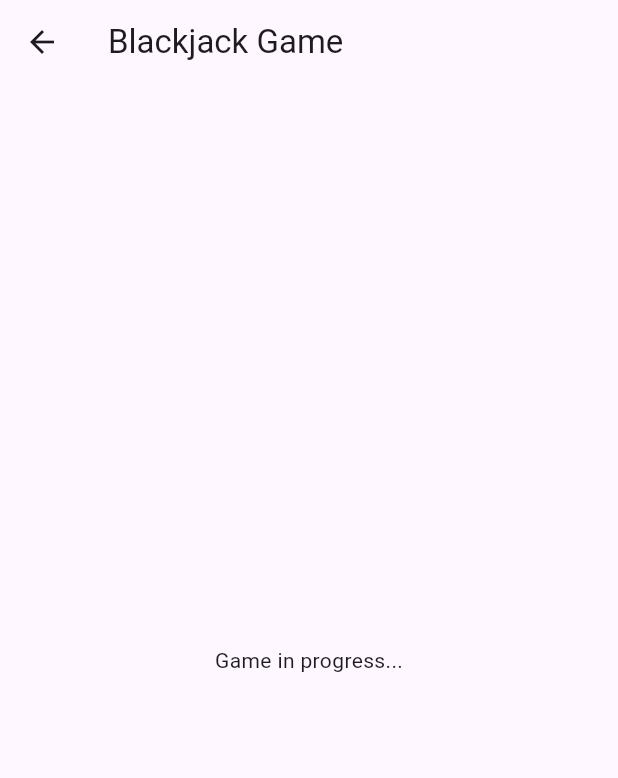
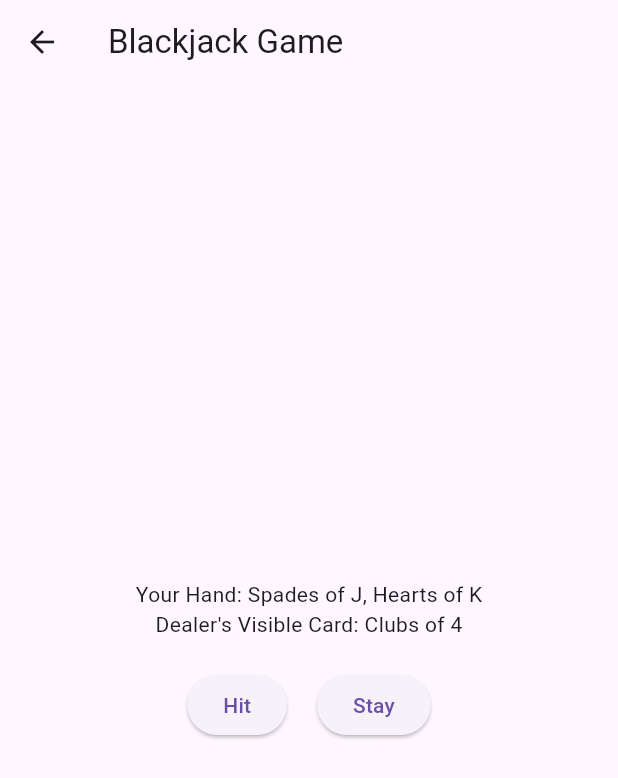
Before and after one commit to Anthonyl14201/Trident-Blackjack, a Flutter app: the screen it shows after launch, after a tap on "Test your skills", on a phone screen of 412 x 824 dp. Shown: the top 778 px of the screen. Run offline on Flutter 3.47's test engine with Material 3 defaults, Android fonts, the phone set to English and light mode, and no system bars.

Commit message:
Basic BJ functionality
BUG: Ace still counts as 11
TODO: show what the dealer got drawing to 17 or higher

```diff
--- /dev/null
+++ b/trident_blackjack/lib/models/deck.dart
@@ -0,0 +1,53 @@
+class PlayingCard {
+  String rank;  // e.g., "A", "2", "3", "J", "Q", "K"
+  String suit;  // e.g., "Hearts", "Diamonds", "Clubs", "Spades"
+  int value;    // e.g., 1 for Ace, 11 for Jack/Queen/King, etc.
+
+  PlayingCard(this.rank, this.suit, this.value);
+
+  @override
+  String toString() {
+    return '$rank of $suit';
+  }
+}
+
+
+class Deck {
+  List<PlayingCard> cards = [];
+
+  Deck() {
+    List<String> suits = ['Hearts', 'Diamonds', 'Clubs', 'Spades'];
+    List<String> ranks = ['2', '3', '4', '5', '6', '7', '8', '9', '10', 'J', 'Q', 'K', 'A'];
+    Map<String, int> values = {
+      '2': 2,
+      '3': 3,
+      '4': 4,
+      '5': 5,
+      '6': 6,
+      '7': 7,
+      '8': 8,
+      '9': 9,
+      '10': 10,
+      'J': 10,
+      'Q': 10,
+      'K': 10,
+      'A': 11,
+    };
+
+    for (var suit in suits) {
+      for (var rank in ranks) {
+        cards.add(PlayingCard(suit, rank, values[rank]!));
+      }
+    }
+
+    shuffle();
+  }
+
+  void shuffle() {
+    cards.shuffle();
+  }
+
+  PlayingCard drawCard() {
+    return cards.removeLast();
+  }
+}
--- /dev/null
+++ b/trident_blackjack/lib/models/player.dart
@@ -0,0 +1,16 @@
+class Player {
+  double balance;
+  Player(this.balance);
+
+  void bet(double amount) {
+    balance -= amount;
+  }
+
+  void win(double amount) {
+    balance += amount;
+  }
+
+  void lose(double amount) {
+    balance -= amount;
+  }
+}
--- a/trident_blackjack/lib/screens/training_screen.dart
+++ b/trident_blackjack/lib/screens/training_screen.dart
@@ -1,14 +1,115 @@
 import 'package:flutter/material.dart';
+import '../models/deck.dart';  // Adjust the path based on your folder structure
 
-class GameScreen extends StatelessWidget {
+class GameScreen extends StatefulWidget {
+  @override
+  // ignore: library_private_types_in_public_api
+  _GameScreenState createState() => _GameScreenState();
+}
+
+class _GameScreenState extends State<GameScreen> {
+  Deck deck = Deck();
+  List<PlayingCard> playerHand = [];
+  List<PlayingCard> dealerHand = [];
+  String result = '';
+
+  @override
+  void initState() {
+    super.initState();
+    startRound();
+  }
+
+  void startRound() {
+    playerHand = [deck.drawCard(), deck.drawCard()];
+    dealerHand = [deck.drawCard(), deck.drawCard()];
+
+    setState(() {
+      result = ''; // Reset result at the start of each round
+    });
+  }
+
+  void playerHit() {
+    setState(() {
+      playerHand.add(deck.drawCard());
+      if (calculateTotal(playerHand) > 21) {
+        result = "Player busts!";
+      }
+    });
+  }
+
+  void playerStay() {
+    // Dealer's turn logic
+    while (calculateTotal(dealerHand) < 17) {
+      dealerHand.add(deck.drawCard());
+    }
+    determineWinner();
+  }
+
+  void determineWinner() {
+    int playerTotal = calculateTotal(playerHand);
+    int dealerTotal = calculateTotal(dealerHand);
+
+    setState(() {
+      if (dealerTotal > 21 || playerTotal > dealerTotal) {
+        result = "Player wins!";
+      } else if (dealerTotal > playerTotal) {
+        result = "Dealer wins!";
+      } else {
+        result = "It's a tie!";
+      }
+    });
+  }
+
+  int calculateTotal(List<PlayingCard> hand) {
+    int total = 0;
+    int aces = 0;
+
+    for (var card in hand) {
+      total += card.value;
+      if (card.rank == 'A') aces += 1;
+    }
+
+    while (total > 21 && aces > 0) {
+      total -= 10; // Counting an Ace as 1 instead of 11
+      aces -= 1;
+    }
+
+    return total;
+  }
+
   @override
   Widget build(BuildContext context) {
     return Scaffold(
-      appBar: AppBar(
-        title: Text('Blackjack Game'),
-      ),
-      body: Center(
-        child: Text('Game in progress...'),
+      appBar: AppBar(title: Text("Blackjack Game")),
+      body: Column(
+        mainAxisAlignment: MainAxisAlignment.center,
+        children: [
+          Text("Your Hand: ${playerHand.join(', ')}"),
+          Text("Dealer's Visible Card: ${dealerHand[0]}"),
+          if (result.isNotEmpty)
+            Text(result, style: TextStyle(fontSize: 24, fontWeight: FontWeight.bold)),
+          SizedBox(height: 20),
+          if (result.isEmpty) // Only show hit/stay if the round isn't over
+            Row(
+              mainAxisAlignment: MainAxisAlignment.center,
+              children: [
+                ElevatedButton(
+                  onPressed: playerHit,
+                  child: Text("Hit"),
+                ),
+                SizedBox(width: 20),
+                ElevatedButton(
+                  onPressed: playerStay,
+                  child: Text("Stay"),
+                ),
+              ],
+            ),
+          if (result.isNotEmpty) // Show restart button if round is over
+            ElevatedButton(
+              onPressed: startRound,
+              child: Text("Start New Round"),
+            ),
+        ],
       ),
     );
   }
```
